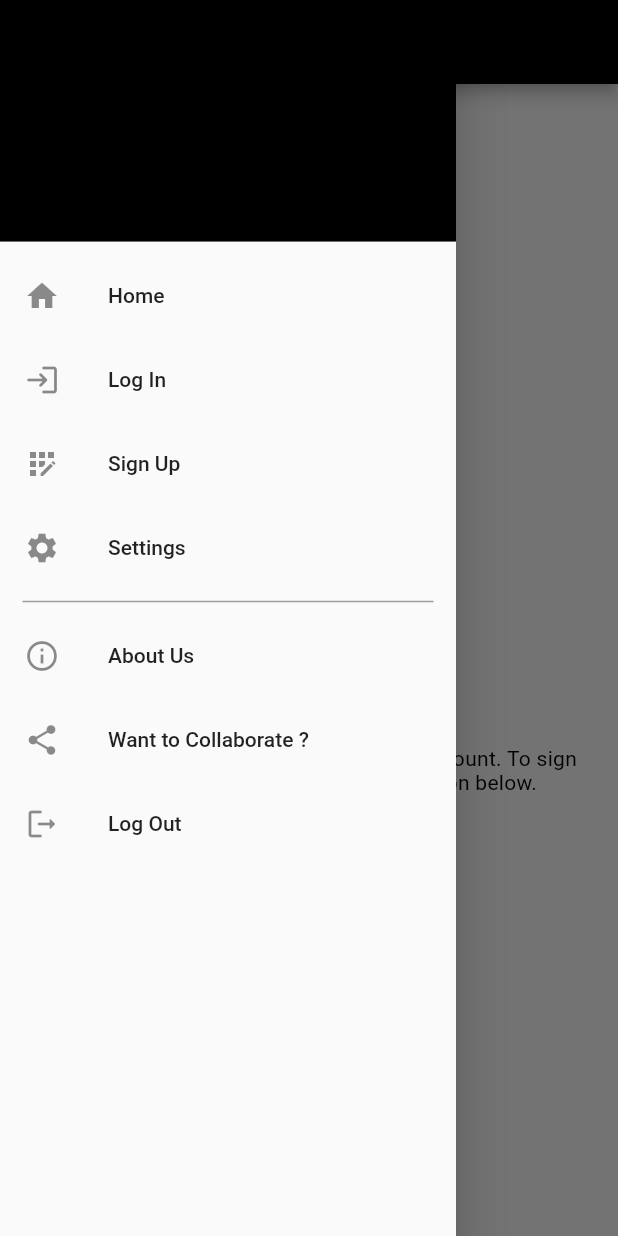
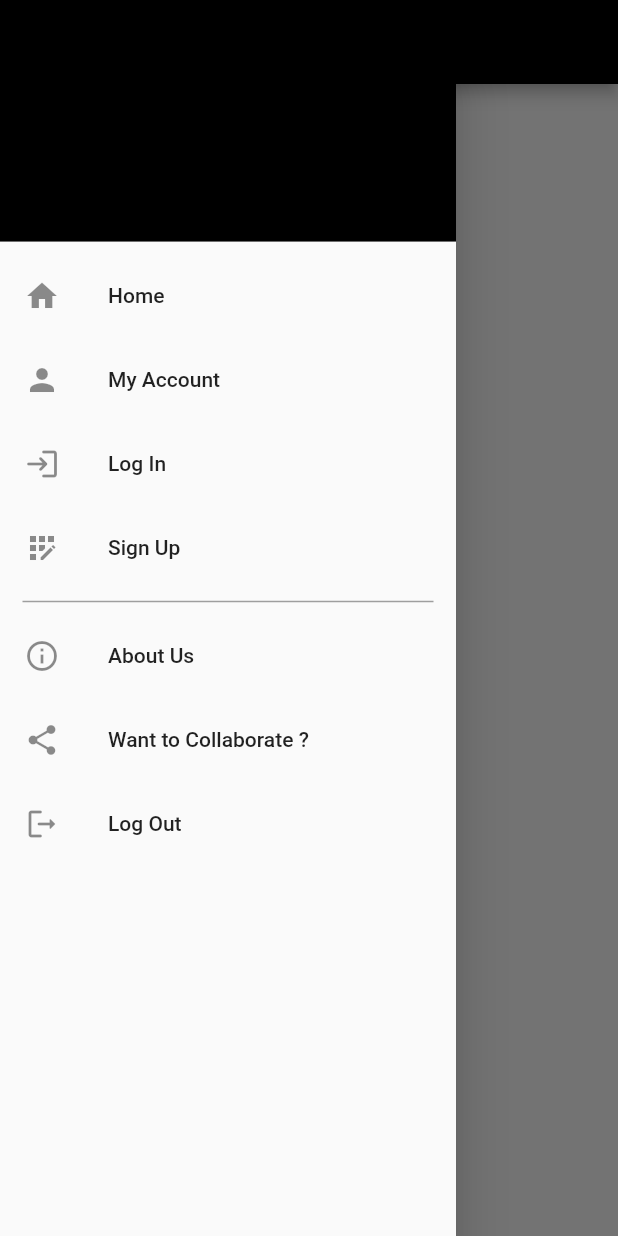
Before and after one commit to Rishabh3998/Vegetable-freshness-detection, a Flutter app: the MyAccount screen opened directly with empty values, with the side drawer open, on a phone screen of 412 x 824 dp. Run offline on Flutter 3.47's test engine with Material 2 defaults, Android fonts, the phone set to English and light mode, and no system bars; our stand-ins replace firebase_auth, firebase_core, fluttertoast, google_fonts, google_sign_in, image_picker; missing offline and left inert: tflite; accounts and stored records are empty; Roboto replaces fonts that are missing (Comfortaa).

Commit message:
All bugs fixed final built ready

```diff
--- a/lib/drawer.dart
+++ b/lib/drawer.dart
@@ -20,10 +20,19 @@ class MyDrawer extends StatefulWidget {
   _MyDrawerState createState() => _MyDrawerState();
 }
 
+// User? user = FirebaseAuth.instance.currentUser;
+
+class _MyDrawerState extends State<MyDrawer> {
   final FirebaseAuth auth = FirebaseAuth.instance;
-final User? user = auth.currentUser;
+  late User? user;
 
-// User? user = FirebaseAuth.instance.currentUser;
+  @override
+  void initState() {
+    setState(() {
+      user = auth.currentUser;
+    });
+    super.initState();
+  }
 
   void inputData() async {
     User? user = auth.currentUser;
@@ -32,7 +41,6 @@ void inputData() async {
     // return uid;
   }
 
-class _MyDrawerState extends State<MyDrawer> {
   @override
   Widget build(BuildContext context) {
     return SafeArea(
@@ -71,20 +79,24 @@ class _MyDrawerState extends State<MyDrawer> {
                 );
               },
             ),
-            // ListTile(
-            //   title: const Text('My Account'),
-            //   leading: const Icon(Icons.person),
-            //   onTap: () {
-            //     Navigator.push(
-            //       context,
-            //       MaterialPageRoute(
-            //         builder: (context) => MyAccount(
-            //           user: user,
-            //         ),
-            //       ),
-            //     );
-            //   },
-            // ),
+            ListTile(
+              title: const Text('My Account'),
+              leading: const Icon(Icons.person),
+              onTap: () {
+                if (user != null) {
+                  Navigator.push(
+                    context,
+                    MaterialPageRoute(
+                      builder: (context) => MyAccount(
+                        user: user!,
+                      ),
+                    ),
+                  );
+                } else {
+                  displayToast('Please Login to access details');
+                }
+              },
+            ),
             ListTile(
               title: const Text('Log In'),
               leading: const Icon(Icons.login_rounded),
@@ -109,11 +121,11 @@ class _MyDrawerState extends State<MyDrawer> {
                 );
               },
             ),
-            ListTile(
-              title: const Text('Settings'),
-              leading: const Icon(Icons.settings),
-              onTap: inputData,
-            ),
+            // ListTile(
+            //   title: const Text('Settings'),
+            //   leading: const Icon(Icons.settings),
+            //   onTap: inputData,
+            // ),
             const Divider(
               indent: 15.0,
               endIndent: 15.0,
--- a/lib/home_page.dart
+++ b/lib/home_page.dart
@@ -34,7 +34,7 @@ class _HomePageState extends State<HomePage> {
 
   loadModel() async {
     await Tflite.loadModel(
-      model: "assets/Model/float16_model_Inceptionv3_249.tflite",
+      model: "assets/Model/float16_model_Inceptionv3.tflite",
       labels: "assets/Model/ImageLabels.txt",
       numThreads: 4,
       isAsset: true,
@@ -47,7 +47,7 @@ class _HomePageState extends State<HomePage> {
       path: image.path,
       imageMean: 0.0,
       imageStd: 224.0,
-      numResults: 1,
+      numResults: 2,
       threshold: 0.1,
       asynch: true,
     );
--- a/lib/main.dart
+++ b/lib/main.dart
@@ -4,6 +4,7 @@ import 'package:vegetable_app/about.dart';
 import 'package:vegetable_app/home_page.dart';
 import 'package:vegetable_app/instructions.dart';
 import 'package:vegetable_app/login_page.dart';
+import 'package:vegetable_app/mainlogin_page.dart';
 import 'package:vegetable_app/services.dart';
 import 'package:vegetable_app/signup_page.dart';
 import 'package:vegetable_app/welcome.dart';
@@ -45,6 +46,7 @@ class MyApp extends StatelessWidget {
         '/screen6': (BuildContext context) => const AboutUs(),
         '/screen7': (BuildContext context) => const Instructions(),
         '/screen8': (BuildContext context) => const SomethingWentWrong(),
+        '/screen9': (BuildContext context) => MainLoginPage(),
       },
       title: "Detector",
       home: const Welcomescreen(),
--- a/lib/myAccount.dart
+++ b/lib/myAccount.dart
@@ -1,5 +1,5 @@
 //Main Home Page for classification
-// ignore_for_file: file_names
+// ignore_for_file: file_names, unnecessary_string_interpolations
 
 import 'package:firebase_auth/firebase_auth.dart';
 import 'package:flutter/material.dart';
@@ -101,19 +101,19 @@ class _MyAccountState extends State<MyAccount> {
               const SizedBox(
                 height: 16.0,
               ),
-              const Text(
-                'Hello',
-                style: TextStyle(
-                  color: Colors.black,
-                  fontSize: 26,
-                ),
-              ),
+              // const Text(
+              //   'Hello',
+              //   style: TextStyle(
+              //     color: Colors.black,
+              //     fontSize: 26,
+              //   ),
+              // ),
               const SizedBox(
                 height: 8.0,
               ),
               Text(
-                // _user.displayName!,
-                "Name",
+                _user.displayName!,
+                // "Name",
                 style: const TextStyle(
                   color: Colors.black,
                   fontSize: 26,
@@ -123,7 +123,7 @@ class _MyAccountState extends State<MyAccount> {
                 height: 8.0,
               ),
               Text(
-                '( ${_user.email!} )',
+                '${_user.email!}',
                 style: const TextStyle(
                   color: Colors.black,
                   fontSize: 20,
@@ -131,11 +131,11 @@ class _MyAccountState extends State<MyAccount> {
                 ),
               ),
               const SizedBox(height: 24.0),
-              const Text(
-                'You are now signed in using your Google account. To sign out of your account, click the "Sign Out" button below.',
-                style: TextStyle(
-                    color: Colors.black, fontSize: 14, letterSpacing: 0.2),
-              ),
+              // const Text(
+              //   'You are now signed in using your Google account. To sign out of your account, click the "Sign Out" button below.',
+              //   style: TextStyle(
+              //       color: Colors.black, fontSize: 14, letterSpacing: 0.2),
+              // ),
               const SizedBox(
                 height: 16.0,
               ),
--- a/lib/signup_page.dart
+++ b/lib/signup_page.dart
@@ -424,7 +424,8 @@ class _SignUpPageState extends State<SignUpPage> {
                 .user!;
         user.updateDisplayName(_name);
         await user.sendEmailVerification();
-        Navigator.pushReplacementNamed(context, '/screen7');
+        displayToast('Signed up successfully');
+        Navigator.pushReplacementNamed(context, '/screen2');
       } on FirebaseAuthException catch (e) {
         switch (e.code) {
           case 'invalid-email':
@@ -452,7 +453,7 @@ class _SignUpPageState extends State<SignUpPage> {
             }
 
           default:
-            displayToast(e.toString());
+            displayToast(e.code.toString());
         }
       }
     }
--- a/pubspec.yaml
+++ b/pubspec.yaml
@@ -81,7 +81,7 @@ flutter:
   assets:
     - assets/
     # - assets/Model/float16_optimised_model_Inceptionv3.tflite
-    - assets/Model/float16_model_Inceptionv3_249.tflite
+    - assets/Model/float16_model_Inceptionv3.tflite
     - assets/Model/ImageLabels.txt
 
   # An image asset can refer to one or more resolution-specific "variants", see
```
Also changed, not shown: lib/mainlogin_page.dart (+39 -10 lines). Lines whose indentation alone changed are shown as unchanged.
